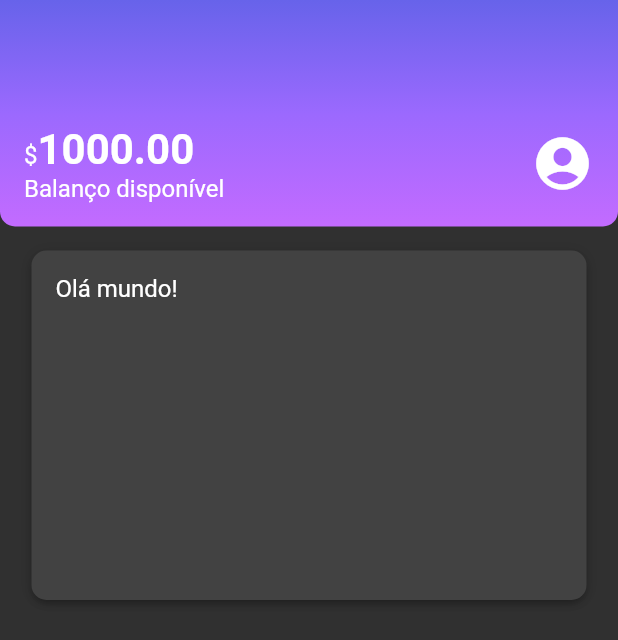
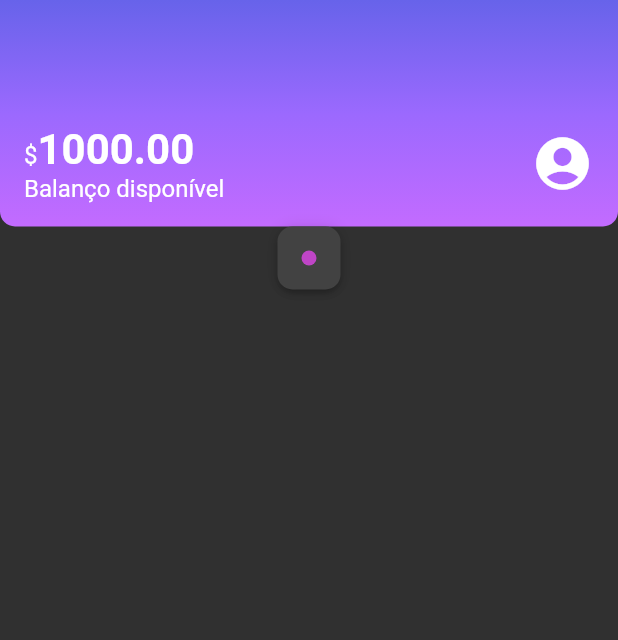
Before and after one commit to andrey-araujo/alubank, a Flutter app: the screen it shows after launch, on a phone screen of 412 x 824 dp. Shown: the top 640 px of the screen. Run offline on Flutter 3.47's test engine with Material 2 defaults, Android fonts, the phone set to English and light mode, and no system bars.

Commit message:
#aula05.02 creating the dot component

```diff
--- a/lib/components/box_card.dart
+++ b/lib/components/box_card.dart
@@ -6,11 +6,9 @@ class BoxCard extends StatelessWidget {
 
   @override
   Widget build(BuildContext context) {
-    return Padding(
-      padding: const EdgeInsets.all(16.0),
-      child: Container(
-        height: 233,
-        width: 370,
+    return Container(
+      // height: 233,
+      // width: 370,
       padding: const EdgeInsets.all(16),
       decoration: BoxDecoration(
         boxShadow: kElevationToShadow[3],
@@ -18,7 +16,6 @@ class BoxCard extends StatelessWidget {
         color: Theme.of(context).cardColor,
       ),
       child: boxContent,
-      ),
     );
   }
 }
--- /dev/null
+++ b/lib/components/color_dot.dart
@@ -0,0 +1,18 @@
+import 'package:flutter/material.dart';
+
+class ColorDot extends StatelessWidget {
+  final Color? color;
+  const ColorDot({Key? key, required this.color}) : super(key: key);
+
+  @override
+  Widget build(BuildContext context) {
+    return Container(
+      width: 10,
+      height: 10,
+      decoration: BoxDecoration(
+        color: color,
+        borderRadius: BorderRadius.circular(10),
+      ),
+    );
+  }
+}
--- a/lib/components/sections/header.dart
+++ b/lib/components/sections/header.dart
@@ -1,4 +1,4 @@
-import 'package:alubank/themes/theme_color.dart';
+import 'package:alubank/themes/theme_colors.dart';
 import 'package:flutter/material.dart';
 
 class Header extends StatelessWidget {
--- a/lib/screens/home.dart
+++ b/lib/screens/home.dart
@@ -1,5 +1,7 @@
 import 'package:alubank/components/box_card.dart';
+import 'package:alubank/components/color_dot.dart';
 import 'package:alubank/components/sections/header.dart';
+import 'package:alubank/themes/theme_colors.dart';
 import 'package:flutter/material.dart';
 
 class Home extends StatelessWidget {
@@ -9,9 +11,11 @@ class Home extends StatelessWidget {
   Widget build(BuildContext context) {
     return Scaffold(
       body: Column(
-        children: const <Widget>[
-          Header(),
-          BoxCard(boxContent: Text('Olá mundo!'))
+        children: <Widget>[
+          const Header(),
+          BoxCard(
+            boxContent: ColorDot(color: ThemeColors.recentActivity['income']),
+          )
         ],
       ),
     );
--- a/lib/themes/my_theme.dart
+++ b/lib/themes/my_theme.dart
@@ -1,4 +1,4 @@
-import 'package:alubank/themes/theme_color.dart';
+import 'package:alubank/themes/theme_colors.dart';
 import 'package:flutter/material.dart';
 
 ThemeData myTheme = ThemeData(
--- a/lib/themes/theme_color.dart
+++ b/lib/themes/theme_colors.dart
@@ -7,4 +7,8 @@ class ThemeColors {
     Color.fromRGBO(155, 105, 254, 1.0),
     Color.fromRGBO(195, 107, 255, 1.0),
   ];
+  static const recentActivity = {
+    'spent': Color.fromRGBO(255, 175, 29, 1.0),
+    'income': Color.fromRGBO(191, 69, 198, 1.0),
+  };
 }
```
Lines whose indentation alone changed are shown as unchanged.
